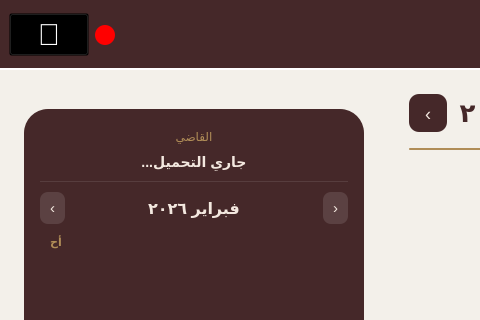
This is judge.ui in MOMEN343/G_project as Qt 5 draws it before an edit; both pictures show x 0 to 480 and y 0 to 320 of the 1350 by 850 pixel window. The edited form follows.
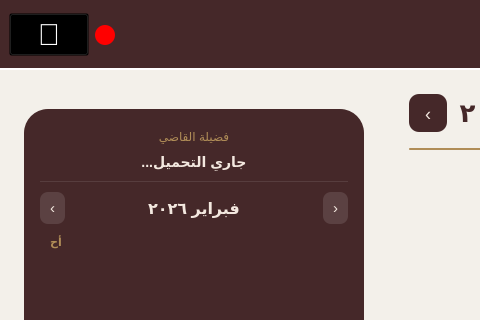
This is the edited form. Icons and pictures are not drawn.

```diff
--- a/judge.ui
+++ b/judge.ui
@@ -386,7 +386,7 @@
            <item>
             <widget class="QLabel" name="calJudgeLabel">
              <property name="text">
-              <string>القاضي</string>
+              <string>فضيلة القاضي</string>
              </property>
              <property name="alignment">
               <set>Qt::AlignCenter</set>
```
